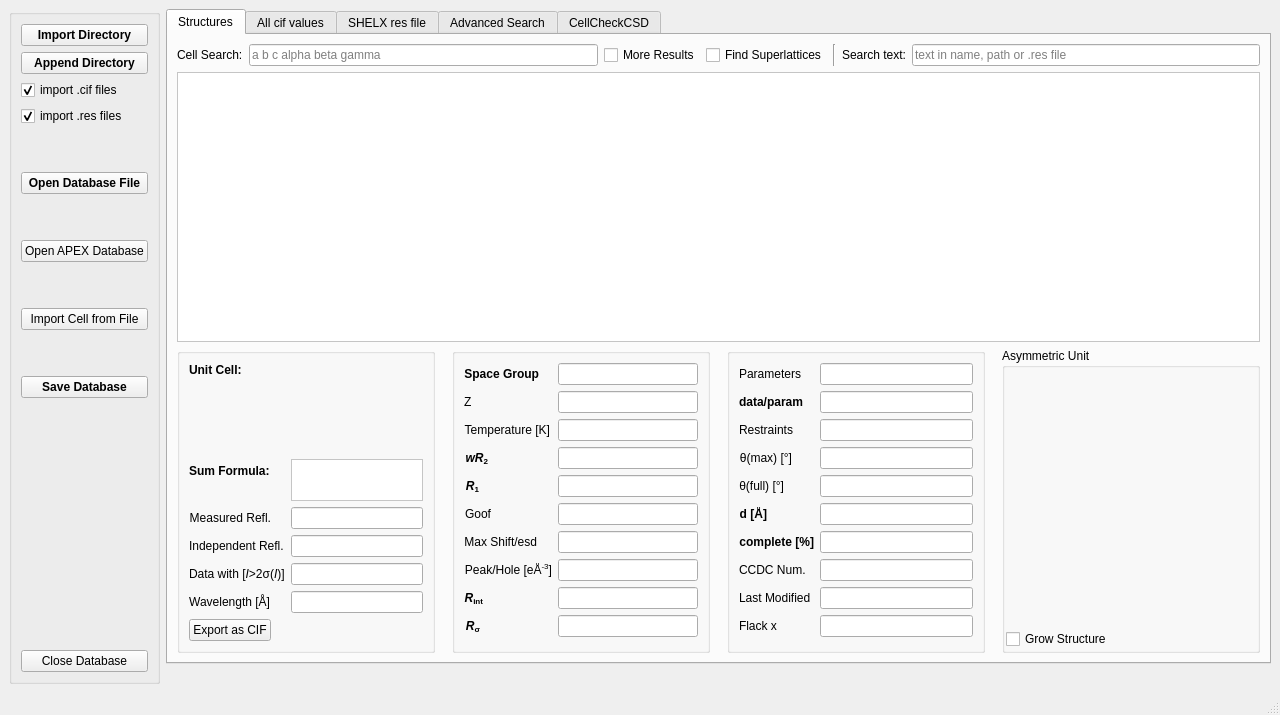
Before: the Qt Designer form gui/strf_main.ui in dkratzert/StructureFinder, drawn with Qt 5.
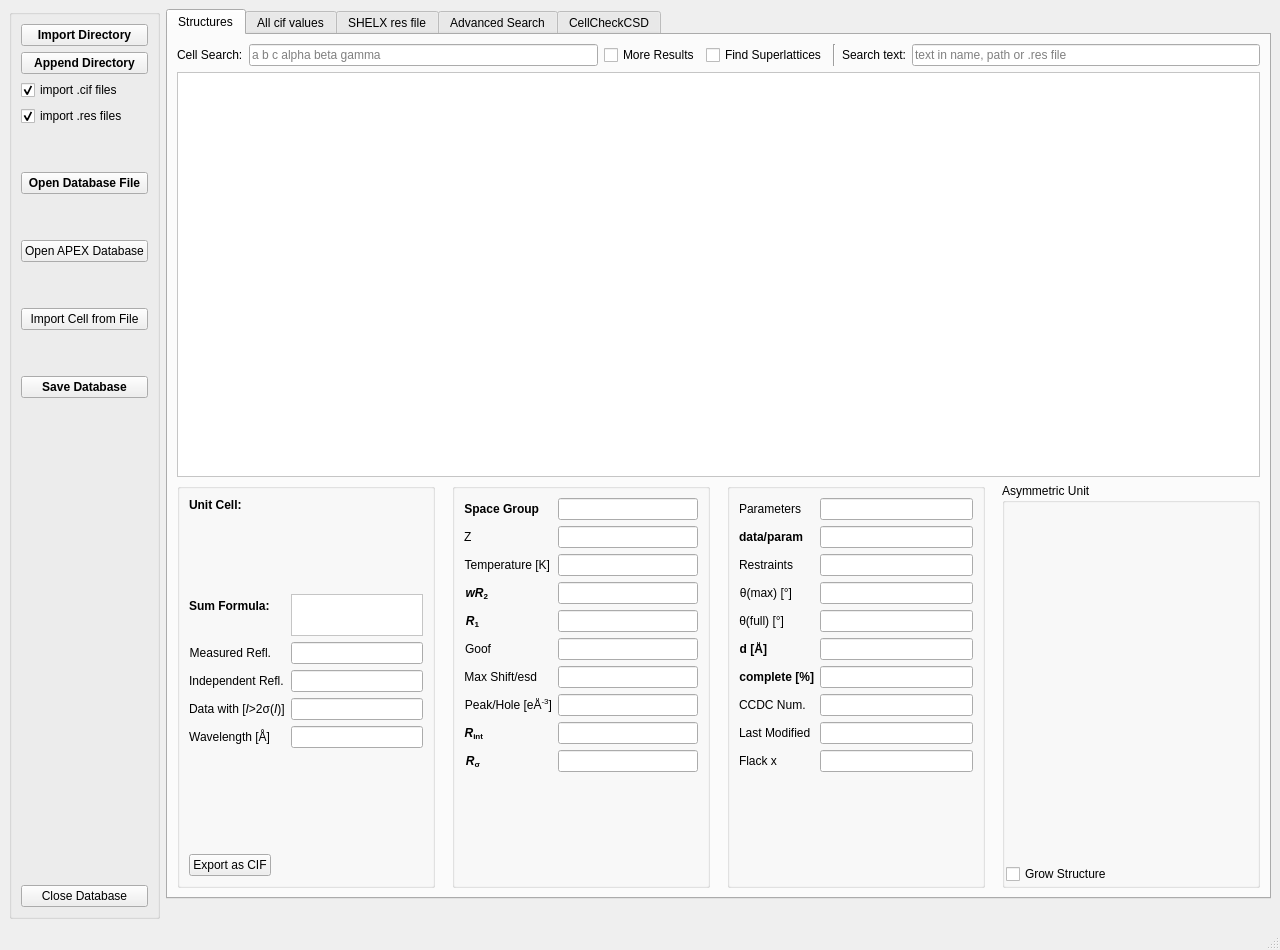
After: the same form once the commit is applied. Custom widgets are drawn as their Qt base class.

Commit message: Fixed cell search

What changed in the file:
```diff
--- a/gui/strf_main.ui
+++ b/gui/strf_main.ui
@@ -8,7 +8,7 @@
     <x>0</x>
     <y>0</y>
     <width>1280</width>
-    <height>715</height>
+    <height>950</height>
    </rect>
   </property>
   <property name="windowTitle">
@@ -556,11 +556,11 @@
               <layout class="QVBoxLayout" name="verticalLayout_3">
                <item>
                 <widget class="QLabel" name="CellLabel">
-                 <property name="sizePolicy">
-                  <sizepolicy hsizetype="Minimum" vsizetype="Minimum">
-                   <horstretch>0</horstretch>
-                   <verstretch>0</verstretch>
-                  </sizepolicy>
+                 <property name="maximumSize">
+                  <size>
+                   <width>16777215</width>
+                   <height>21</height>
+                  </size>
                  </property>
                  <property name="font">
                   <font>
@@ -576,74 +576,12 @@
                  </property>
                 </widget>
                </item>
-               <item>
-                <widget class="QLabel" name="cellField">
-                 <property name="sizePolicy">
-                  <sizepolicy hsizetype="Expanding" vsizetype="Preferred">
-                   <horstretch>0</horstretch>
-                   <verstretch>0</verstretch>
-                  </sizepolicy>
-                 </property>
-                 <property name="minimumSize">
-                  <size>
-                   <width>0</width>
-                   <height>70</height>
-                  </size>
-                 </property>
-                 <property name="baseSize">
-                  <size>
-                   <width>0</width>
-                   <height>70</height>
-                  </size>
-                 </property>
-                 <property name="contextMenuPolicy">
-                  <enum>Qt::ActionsContextMenu</enum>
-                 </property>
-                 <property name="autoFillBackground">
-                  <bool>false</bool>
-                 </property>
-                 <property name="styleSheet">
-                  <string notr="true">border-color: rgb(53, 53, 53);</string>
-                 </property>
-                 <property name="frameShape">
-                  <enum>QFrame::NoFrame</enum>
-                 </property>
-                 <property name="frameShadow">
-                  <enum>QFrame::Plain</enum>
-                 </property>
-                 <property name="text">
-                  <string/>
-                 </property>
-                 <property name="textFormat">
-                  <enum>Qt::RichText</enum>
-                 </property>
-                 <property name="alignment">
-                  <set>Qt::AlignLeading|Qt::AlignLeft|Qt::AlignTop</set>
-                 </property>
-                </widget>
-               </item>
-               <item>
-                <spacer name="verticalSpacer_6">
-                 <property name="orientation">
-                  <enum>Qt::Vertical</enum>
-                 </property>
-                 <property name="sizeType">
-                  <enum>QSizePolicy::Preferred</enum>
-                 </property>
-                 <property name="sizeHint" stdset="0">
-                  <size>
-                   <width>5</width>
-                   <height>10</height>
-                  </size>
-                 </property>
-                </spacer>
-               </item>
                <item>
                 <layout class="QFormLayout" name="formLayout_2">
                  <property name="fieldGrowthPolicy">
                   <enum>QFormLayout::AllNonFixedFieldsGrow</enum>
                  </property>
-                 <item row="0" column="0">
+                 <item row="1" column="0">
                   <widget class="QLabel" name="label">
                    <property name="font">
                     <font>
@@ -656,7 +594,7 @@
                    </property>
                   </widget>
                  </item>
-                 <item row="0" column="1">
+                 <item row="1" column="1">
                   <widget class="QLabel" name="SumformLabel">
                    <property name="enabled">
                     <bool>true</bool>
@@ -723,7 +661,7 @@
                    </property>
                   </widget>
                  </item>
-                 <item row="1" column="0">
+                 <item row="2" column="0">
                   <widget class="QLabel" name="reflTotalLabel">
                    <property name="text">
                     <string>Measured Refl.</string>
@@ -733,34 +671,34 @@
                    </property>
                   </widget>
                  </item>
-                 <item row="1" column="1">
+                 <item row="2" column="1">
                   <widget class="QLineEdit" name="reflTotalLineEdit">
                    <property name="readOnly">
                     <bool>true</bool>
                    </property>
                   </widget>
                  </item>
-                 <item row="2" column="0">
+                 <item row="3" column="0">
                   <widget class="QLabel" name="uniqReflLabel">
                    <property name="text">
                     <string>Independent Refl.</string>
                    </property>
                   </widget>
                  </item>
-                 <item row="2" column="1">
+                 <item row="3" column="1">
                   <widget class="QLineEdit" name="uniqReflLineEdit"/>
                  </item>
-                 <item row="3" column="0">
+                 <item row="4" column="0">
                   <widget class="QLabel" name="refl2sigmaLabel">
                    <property name="text">
                     <string>&lt;html&gt;&lt;head/&gt;&lt;body&gt;&lt;p&gt;Data with [&lt;span style=&quot; font-style:italic;&quot;&gt;I&lt;/span&gt;&amp;gt;2σ(&lt;span style=&quot; font-style:italic;&quot;&gt;I&lt;/span&gt;)]&lt;/p&gt;&lt;/body&gt;&lt;/html&gt;</string>
                    </property>
                   </widget>
                  </item>
-                 <item row="3" column="1">
+                 <item row="4" column="1">
                   <widget class="QLineEdit" name="refl2sigmaLineEdit"/>
                  </item>
-                 <item row="4" column="0">
+                 <item row="5" column="0">
                   <widget class="QLabel" name="wavelengthLabel">
                    <property name="text">
                     <string>Wavelength [Å]</string>
@@ -770,15 +708,77 @@
                    </property>
                   </widget>
                  </item>
-                 <item row="4" column="1">
+                 <item row="5" column="1">
                   <widget class="QLineEdit" name="wavelengthLineEdit">
                    <property name="readOnly">
                     <bool>true</bool>
                    </property>
                   </widget>
                  </item>
+                 <item row="0" column="0" colspan="2">
+                  <widget class="QLabel" name="cellField">
+                   <property name="sizePolicy">
+                    <sizepolicy hsizetype="Expanding" vsizetype="Fixed">
+                     <horstretch>0</horstretch>
+                     <verstretch>0</verstretch>
+                    </sizepolicy>
+                   </property>
+                   <property name="minimumSize">
+                    <size>
+                     <width>0</width>
+                     <height>70</height>
+                    </size>
+                   </property>
+                   <property name="baseSize">
+                    <size>
+                     <width>0</width>
+                     <height>70</height>
+                    </size>
+                   </property>
+                   <property name="contextMenuPolicy">
+                    <enum>Qt::ActionsContextMenu</enum>
+                   </property>
+                   <property name="autoFillBackground">
+                    <bool>false</bool>
+                   </property>
+                   <property name="styleSheet">
+                    <string notr="true">border-color: rgb(53, 53, 53);</string>
+                   </property>
+                   <property name="frameShape">
+                    <enum>QFrame::NoFrame</enum>
+                   </property>
+                   <property name="frameShadow">
+                    <enum>QFrame::Plain</enum>
+                   </property>
+                   <property name="text">
+                    <string/>
+                   </property>
+                   <property name="textFormat">
+                    <enum>Qt::RichText</enum>
+                   </property>
+                   <property name="alignment">
+                    <set>Qt::AlignLeading|Qt::AlignLeft|Qt::AlignTop</set>
+                   </property>
+                  </widget>
+                 </item>
                 </layout>
                </item>
+               <item>
+                <spacer name="verticalSpacer_6">
+                 <property name="orientation">
+                  <enum>Qt::Vertical</enum>
+                 </property>
+                 <property name="sizeType">
+                  <enum>QSizePolicy::Expanding</enum>
+                 </property>
+                 <property name="sizeHint" stdset="0">
+                  <size>
+                   <width>5</width>
+                   <height>10</height>
+                  </size>
+                 </property>
+                </spacer>
+               </item>
                <item alignment="Qt::AlignLeft">
                 <widget class="QPushButton" name="ExportAsCIFpushButton">
                  <property name="sizePolicy">
@@ -1242,11 +1242,11 @@
                <bool>true</bool>
               </attribute>
               <attribute name="horizontalHeaderMinimumSectionSize">
-               <number>100</number>
-              </attribute>
-              <attribute name="horizontalHeaderDefaultSectionSize">
                <number>150</number>
               </attribute>
+              <attribute name="horizontalHeaderDefaultSectionSize">
+               <number>300</number>
+              </attribute>
               <attribute name="horizontalHeaderStretchLastSection">
                <bool>true</bool>
               </attribute>
```
Left out of the diff: 3 changed lines with no effect on the pictures. The commit also changes 3 other files.
